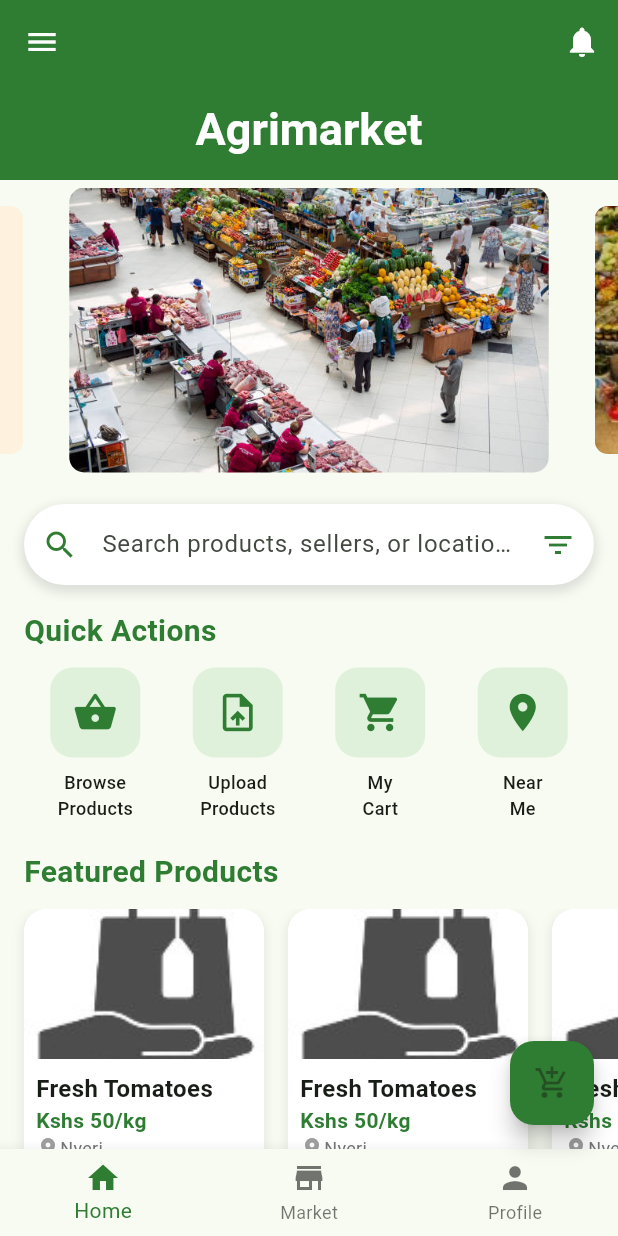
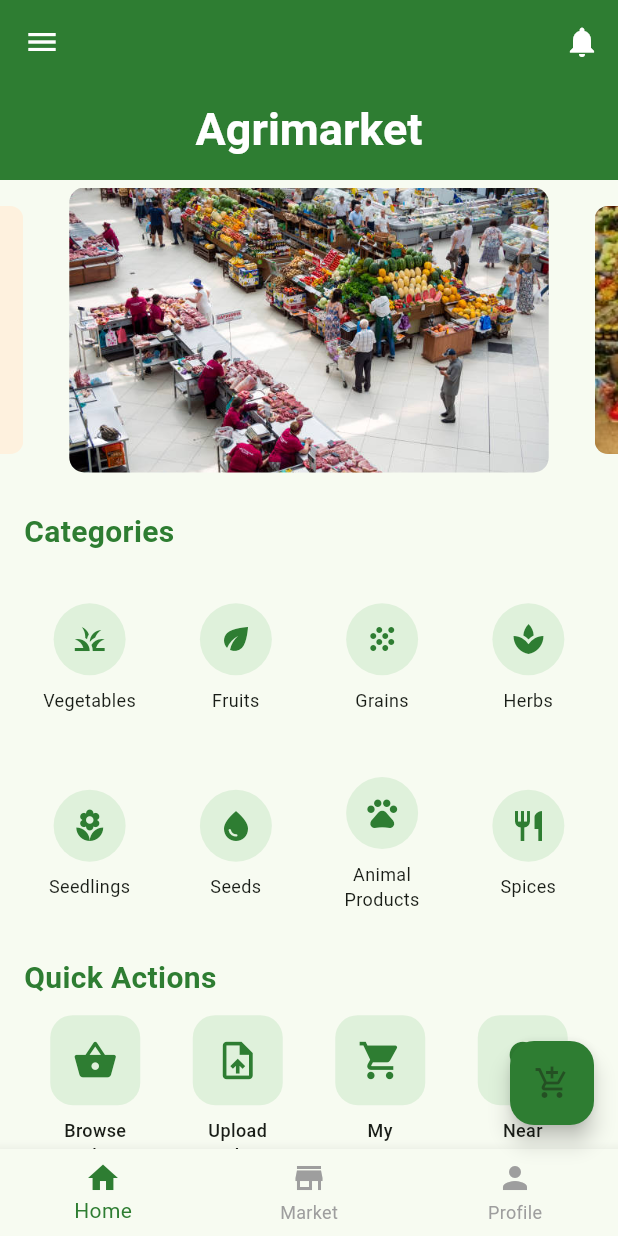
Before and after one commit to Fabrone/Agri-market, a Flutter app: the HomePage screen opened directly, on a phone screen of 412 x 824 dp. Run offline on Flutter 3.47's test engine with Material 3 defaults, Android fonts, the phone set to English and light mode, and no system bars; drawn by our look-alikes of animated_text_kit, carousel_slider; our stand-ins replace cloud_firestore, firebase_auth, firebase_core, flutter_image_compress, flutter_screenutil, font_awesome_flutter and 4 more; accounts and stored records are empty; Roboto replaces fonts that are missing (Poppins).

Commit message:
Updated Homescreen

```diff
--- a/lib/screens/home_screen.dart
+++ b/lib/screens/home_screen.dart
@@ -4,6 +4,7 @@ import 'package:carousel_slider/carousel_slider.dart';
 import 'package:agri_market/screens/marketplace.dart';
 import 'package:agri_market/screens/browseproducts.dart';
 import 'package:agri_market/screens/uploadproducts.dart';
+import 'package:agri_market/screens/cart.dart';
 import 'package:agri_market/app_colors.dart';
 
 class HomePage extends StatefulWidget {
@@ -23,6 +24,7 @@ class _HomePageState extends State<HomePage> {
     'assets/banner3.jpg',
   ];
 
+
   @override
   Widget build(BuildContext context) {
     return Scaffold(
@@ -35,10 +37,9 @@ class _HomePageState extends State<HomePage> {
             child: Column(
               children: [
                 _buildCarousel(),
-                _buildSearchBar(),
+                _buildCategories(),
                 _buildQuickActions(),
                 _buildFeaturedProducts(),
-                _buildCategorySection(),
               ],
             ),
           ),
@@ -49,7 +50,10 @@ class _HomePageState extends State<HomePage> {
         backgroundColor: AppColors.primaryGreen,
         child: const Icon(Icons.add_shopping_cart),
         onPressed: () {
-          // Navigate to cart
+          Navigator.push(
+            context,
+            MaterialPageRoute(builder: (context) => const CartPage()),
+          );
         },
       ),
       floatingActionButtonLocation: FloatingActionButtonLocation.endFloat,
@@ -108,7 +112,6 @@ class _HomePageState extends State<HomePage> {
       leading: Icon(icon, color: AppColors.primaryGreen),
       title: Text(title),
       onTap: () {
-        // Navigate to respective screen
         Navigator.pop(context);
       },
     );
@@ -141,34 +144,84 @@ class _HomePageState extends State<HomePage> {
     );
   }
 
-  Widget _buildSearchBar() {
+  Widget _buildCategories() {
+    final List<Map<String, dynamic>> categories = [
+      {'icon': Icons.grass, 'label': 'Vegetables'},
+      {'icon': Icons.eco, 'label': 'Fruits'},
+      {'icon': Icons.grain, 'label': 'Grains'},
+      {'icon': Icons.spa, 'label': 'Herbs'},
+      {'icon': Icons.local_florist, 'label': 'Seedlings'},
+      {'icon': Icons.water_drop, 'label': 'Seeds'},
+      {'icon': Icons.pets, 'label': 'Animal Products'},
+      {'icon': Icons.restaurant, 'label': 'Spices'},
+    ];
+
     return Container(
-      margin: const EdgeInsets.all(16.0),
-      decoration: BoxDecoration(
-        color: Colors.white,
-        borderRadius: BorderRadius.circular(30),
-        boxShadow: [
-          BoxShadow(
-            color: Colors.grey.withOpacity(0.3),
-            spreadRadius: 2,
-            blurRadius: 5,
-            offset: const Offset(0, 3),
+      margin: const EdgeInsets.symmetric(vertical: 20, horizontal: 16),
+      child: Column(
+        crossAxisAlignment: CrossAxisAlignment.start,
+        children: [
+          const Text(
+            'Categories',
+            style: TextStyle(
+              fontSize: 20,
+              fontWeight: FontWeight.bold,
+              color: AppColors.primaryGreen,
+            ),
+          ),
+          const SizedBox(height: 15),
+          GridView.builder(
+            shrinkWrap: true,
+            physics: const NeverScrollableScrollPhysics(),
+            gridDelegate: const SliverGridDelegateWithFixedCrossAxisCount(
+              crossAxisCount: 4,
+              childAspectRatio: 0.8,
+              crossAxisSpacing: 10,
+              mainAxisSpacing: 15,
+            ),
+            itemCount: categories.length,
+            itemBuilder: (context, index) {
+              return _buildCategoryItem(
+                categories[index]['icon'],
+                categories[index]['label'],
+              );
+            },
           ),
         ],
       ),
-      child: TextField(
-        decoration: InputDecoration(
-          hintText: 'Search products, sellers, or locations...',
-          prefixIcon: const Icon(Icons.search, color: AppColors.primaryGreen),
-          suffixIcon: IconButton(
-            icon: const Icon(Icons.filter_list, color: AppColors.primaryGreen),
-            onPressed: () {
-              // Show filter options
-            },
+    );
+  }
+
+  Widget _buildCategoryItem(IconData icon, String label) {
+    return GestureDetector(
+      onTap: () {
+        setState(() {
+        });
+        Navigator.push(
+          context,
+          MaterialPageRoute(
+            builder: (context) => MarketplacePage(selectedCategory: label),
           ),
-          border: InputBorder.none,
-          contentPadding: const EdgeInsets.symmetric(horizontal: 20, vertical: 15),
-        ),
+        );
+      },
+      child: Column(
+        mainAxisAlignment: MainAxisAlignment.center,
+        children: [
+          Container(
+            padding: const EdgeInsets.all(12),
+            decoration: BoxDecoration(
+              color: AppColors.secondaryGreen.withOpacity(0.2),
+              shape: BoxShape.circle,
+            ),
+            child: Icon(icon, color: AppColors.primaryGreen),
+          ),
+          const SizedBox(height: 8),
+          Text(
+            label,
+            textAlign: TextAlign.center,
+            style: const TextStyle(fontSize: 12),
+          ),
+        ],
       ),
     );
   }
@@ -215,8 +268,12 @@ class _HomePageState extends State<HomePage> {
             context,
             MaterialPageRoute(builder: (context) => const UploadProductsPage()),
           );
+        } else if (label.contains('Cart')) {
+          Navigator.push(
+            context,
+            MaterialPageRoute(builder: (context) => const CartPage()),
+          );
         }
-        // Add similar navigation for My Cart and Near Me
       },
       child: Column(
         children: [
@@ -344,73 +401,6 @@ class _HomePageState extends State<HomePage> {
     );
   }
 
-  Widget _buildCategorySection() {
-    return Container(
-      margin: const EdgeInsets.symmetric(vertical: 20),
-      child: Column(
-        crossAxisAlignment: CrossAxisAlignment.start,
-        children: [
-          const Padding(
-            padding: EdgeInsets.symmetric(horizontal: 16.0),
-            child: Text(
-              'Categories',
-              style: TextStyle(
-                fontSize: 20,
-                fontWeight: FontWeight.bold,
-                color: AppColors.primaryGreen,
-              ),
-            ),
-          ),
-          const SizedBox(height: 10),
-          GridView.count(
-            shrinkWrap: true,
-            physics: const NeverScrollableScrollPhysics(),
-            crossAxisCount: 4,
-            padding: const EdgeInsets.symmetric(horizontal: 16),
-            children: [
-              _buildCategoryItem(Icons.grass, 'Vegetables'),
-              _buildCategoryItem(Icons.eco, 'Fruits'),
-              _buildCategoryItem(Icons.grain, 'Grains'),
-              _buildCategoryItem(Icons.spa, 'Herbs'),
-            ],
-          ),
-        ],
-      ),
-    );
-  }
-
-  Widget _buildCategoryItem(IconData icon, String label) {
-    return GestureDetector(
-      onTap: () {
-        // Navigate to MarketplacePage with selected category
-        Navigator.push(
-          context,
-          MaterialPageRoute(
-            builder: (context) => MarketplacePage(selectedCategory: label),
-          ),
-        );
-      },
-      child: Column(
-        mainAxisAlignment: MainAxisAlignment.center,
-        children: [
-          Container(
-            padding: const EdgeInsets.all(12),
-            decoration: BoxDecoration(
-              color: AppColors.secondaryGreen.withOpacity(0.2),
-              shape: BoxShape.circle,
-            ),
-            child: Icon(icon, color: AppColors.primaryGreen),
-          ),
-          const SizedBox(height: 8),
-          Text(
-            label,
-            style: const TextStyle(fontSize: 12),
-          ),
-        ],
-      ),
-    );
-  }
-
   Widget _buildBottomNavigationBar() {
     return BottomNavigationBar(
       items: const [
@@ -429,21 +419,32 @@ class _HomePageState extends State<HomePage> {
       ],
       currentIndex: _selectedIndex,
       selectedItemColor: AppColors.primaryGreen,
+      unselectedItemColor: Colors.grey,
       onTap: (index) {
         setState(() {
           _selectedIndex = index;
-          if (index == 1) { // Market tab
+        });
+
+        if (index == _selectedIndex) {
+          if (index == 0) {
+            Navigator.pushReplacement(
+              context,
+              MaterialPageRoute(builder: (context) => const HomePage()),
+            );
+          } else if (index == 1) {
+            Navigator.pushReplacement(
+              context,
+              MaterialPageRoute(builder: (context) => const MarketplacePage(selectedCategory: 'All')),
+            );
+          }
+        } else {
+          if (index == 1) {
             Navigator.push(
               context,
               MaterialPageRoute(builder: (context) => const MarketplacePage(selectedCategory: 'All')),
             );
           }
-
-          // else if (index == 2) { // Profile tab
-          //   Navigator.push(...);
-          // }
-
-        });
+        }
       },
     );
   }
@@ -481,7 +482,7 @@ class _HomePageState extends State<HomePage> {
           icon: const Icon(Icons.notifications),
           color: Colors.white,
           onPressed: () {
-            // Show notifications
+            // Notification functionality to be implemented
           },
         ),
       ],
```
